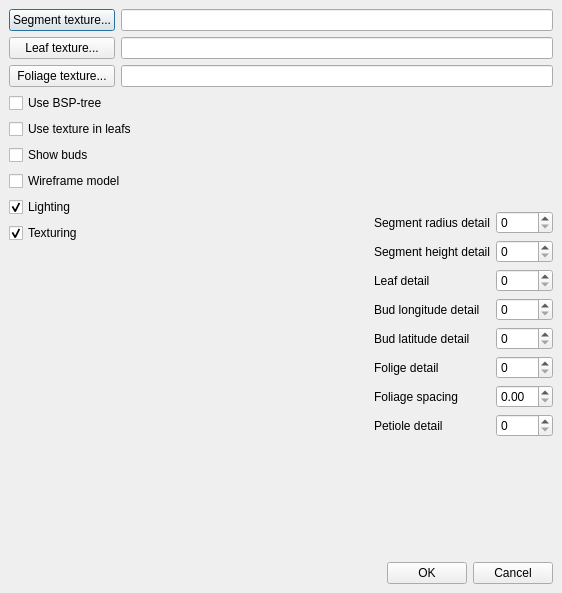
Old version of the form qt-workbench/viz_config.ui in the repository lignumsystem/lignum-core.
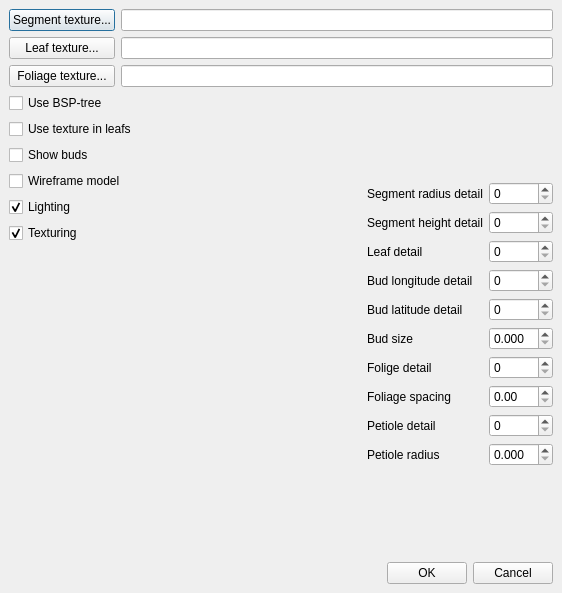
New version of the form.

Commit message: Added the size of buds and radius of petioles.

What changed in the file:
```diff
--- a/qt-workbench/viz_config.ui
+++ b/qt-workbench/viz_config.ui
@@ -267,6 +267,13 @@
                </property>
               </widget>
              </item>
+             <item>
+              <widget class="QLabel" name="label_8" >
+               <property name="text" >
+                <string>Bud size</string>
+               </property>
+              </widget>
+             </item>
              <item>
               <widget class="QLabel" name="foliageLabe" >
                <property name="text" >
@@ -288,6 +295,13 @@
                </property>
               </widget>
              </item>
+             <item>
+              <widget class="QLabel" name="label_9" >
+               <property name="text" >
+                <string>Petiole radius</string>
+               </property>
+              </widget>
+             </item>
             </layout>
            </item>
            <item>
@@ -313,6 +327,16 @@
              <item>
               <widget class="QSpinBox" name="budlaBox" />
              </item>
+             <item>
+              <widget class="QDoubleSpinBox" name="budsiBox" >
+               <property name="decimals" >
+                <number>3</number>
+               </property>
+               <property name="singleStep" >
+                <double>0.01</double>
+               </property>
+              </widget>
+             </item>
              <item>
               <widget class="QSpinBox" name="foliageBox" />
              </item>
@@ -326,6 +350,16 @@
              <item>
               <widget class="QSpinBox" name="petioleBox" />
              </item>
+             <item>
+              <widget class="QDoubleSpinBox" name="petiolerBox" >
+               <property name="decimals" >
+                <number>3</number>
+               </property>
+               <property name="singleStep" >
+                <double>0.01</double>
+               </property>
+              </widget>
+             </item>
             </layout>
            </item>
           </layout>
```
The commit also changes 1 other file.
